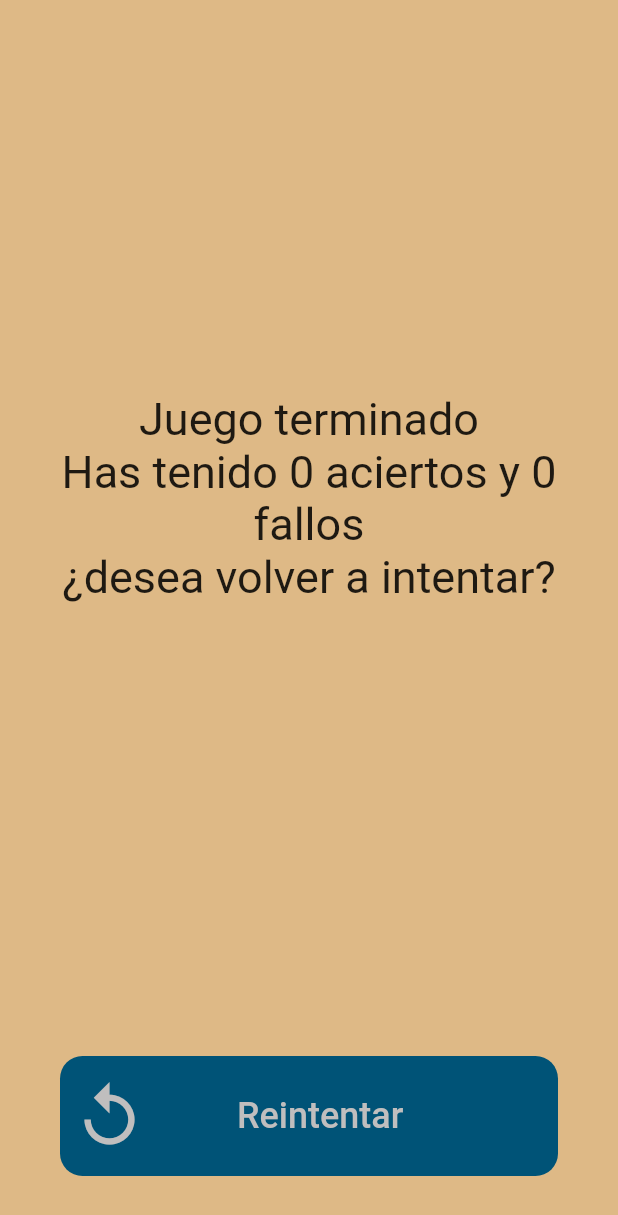
After one commit to Hugocrown1/PracticasFlutter, a Flutter app: the PantallaFinal screen opened directly, on a phone screen of 412 x 824 dp. The commit adds this screen. Shown: the top 1215 px of the screen. Run offline on Flutter 3.47's test engine with Material 2 defaults, Android fonts, the light colour scheme and no system bars; our stand-ins replace ionicons; missing offline and left inert: audiofileplayer.

Commit message:
Subi las practicas que faltaban

```diff
--- a/quiz/quiz/lib/home_page.dart
+++ b/quiz/quiz/lib/home_page.dart
@@ -1,4 +1,5 @@
 import 'package:flutter/material.dart';
+import 'pantalla_final.dart';
 
 class HomePage extends StatelessWidget {
   const HomePage({super.key});
@@ -19,6 +20,23 @@ class QuizPage extends StatefulWidget {
   State<QuizPage> createState() => _QuizPageState();
 }
 
+class Data {
+  int numAciertos;
+  int numFallos;
+  int numPregunta;
+
+  Data(
+      {required this.numAciertos,
+      required this.numFallos,
+      required this.numPregunta});
+}
+
+final data = Data(
+  numAciertos: 0,
+  numFallos: 0,
+  numPregunta: 0,
+);
+
 class _QuizPageState extends State<QuizPage> {
   List<Icon> puntuacion = [
     // Icon(
@@ -37,9 +55,19 @@ class _QuizPageState extends State<QuizPage> {
     '¿Los globulos rojos viven 4 meses?',
     'El cuerpo humano adulto tiene 306 huesos',
     'La cobalamina es una vitamina',
+    'Los 4 reyes de la baraja tienen bigote',
+    'El aguacate es una hortaliza',
+    'Chivas es el mas grande'
   ];
 
-  int numeroPregunta = 0;
+  List<bool> respuestas = [
+    true,
+    false,
+    true,
+    false,
+    false,
+    true,
+  ];
 
   @override
   Widget build(BuildContext context) {
@@ -54,7 +82,7 @@ class _QuizPageState extends State<QuizPage> {
               padding: EdgeInsets.all(8.0),
               child: Center(
                 child: Text(
-                  preguntas[numeroPregunta],
+                  preguntas[data.numPregunta],
                   style: TextStyle(fontSize: 25),
                 ),
               ),
@@ -70,8 +98,7 @@ class _QuizPageState extends State<QuizPage> {
               child: TextButton(
                 onPressed: () {
                   setState(() {
-                    numeroPregunta++;
-                    puntuacion.add(const Icon(Icons.check));
+                    comprobar(true);
                   });
                 },
                 child: const Text("VERDADERO",
@@ -90,8 +117,7 @@ class _QuizPageState extends State<QuizPage> {
               child: TextButton(
                 onPressed: () {
                   setState(() {
-                    numeroPregunta++;
-                    puntuacion.add(const Icon(Icons.close));
+                    comprobar(false);
                   });
                 },
                 child: const Text("FALSO",
@@ -107,4 +133,25 @@ class _QuizPageState extends State<QuizPage> {
       ),
     );
   }
+
+  void comprobar(booleano) {
+    bool respuestaCorrecta = respuestas[data.numPregunta];
+
+    if (respuestaCorrecta == booleano) {
+      print("La respuesta fue correcta");
+      puntuacion.add(const Icon(Icons.check));
+      data.numAciertos++;
+    } else {
+      print("La respuesta fue incorrecta");
+      puntuacion.add(const Icon(Icons.close));
+      data.numFallos++;
+    }
+    if (data.numPregunta < preguntas.length - 1) {
+      data.numPregunta++;
+    } else {
+      print("El juego termino");
+      Navigator.push(context,
+          MaterialPageRoute(builder: (context) => PantallaFinal(data: data)));
+    }
+  }
 }
--- a/quiz/quiz/lib/main.dart
+++ b/quiz/quiz/lib/main.dart
@@ -1,6 +1,7 @@
 import 'package:flutter/material.dart';
 
 import 'home_page.dart';
+import 'pantalla_final.dart';
 
 void main() {
   runApp(const MyApp());
@@ -18,7 +19,7 @@ class MyApp extends StatelessWidget {
       theme: ThemeData(
         primarySwatch: Colors.blue,
       ),
-      home: const HomePage(),
+      home: HomePage(),
     );
   }
 }
--- /dev/null
+++ b/quiz/quiz/lib/pantalla_final.dart
@@ -0,0 +1,82 @@
+import 'package:flutter/material.dart';
+import 'package:flutter/src/widgets/framework.dart';
+import 'package:flutter/src/widgets/placeholder.dart';
+import 'package:quiz/home_page.dart';
+
+class PantallaFinal extends StatefulWidget {
+  const PantallaFinal({super.key, required Data data});
+
+  @override
+  State<PantallaFinal> createState() => _PantallaFinalState();
+}
+
+class _PantallaFinalState extends State<PantallaFinal> {
+  @override
+  Widget build(BuildContext context) {
+    return Scaffold(
+      backgroundColor: Color(0xffDEB986),
+      body: SafeArea(
+          child: Column(
+        mainAxisAlignment: MainAxisAlignment.center,
+        crossAxisAlignment: CrossAxisAlignment.stretch,
+        children: [
+          Expanded(
+            flex: 5,
+            child: Padding(
+              padding: EdgeInsets.all(8.0),
+              child: Center(
+                child: Text(
+                  'Juego terminado \nHas tenido ${data.numAciertos} aciertos y ${data.numFallos} fallos \n¿desea volver a intentar?',
+                  style: const TextStyle(
+                    fontSize: 30,
+                  ),
+                  textAlign: TextAlign.center,
+                ),
+              ),
+            ),
+          ),
+          Padding(
+            padding: const EdgeInsets.all(40.0),
+            child: Container(
+              height: 80,
+              decoration: BoxDecoration(
+                color: const Color(0xff005377),
+                borderRadius: BorderRadius.circular(15),
+              ),
+              child: TextButton(
+                  onPressed: () {
+                    setState(() {
+                      data.numAciertos = 0;
+                      data.numFallos = 0;
+                      data.numPregunta = 0;
+
+                      Navigator.push(
+                          context,
+                          MaterialPageRoute(
+                              builder: (context) => const HomePage()));
+                    });
+                  },
+                  child: Row(
+                    children: const [
+                      Icon(
+                        Icons.replay,
+                        size: 50,
+                        color: Color.fromARGB(255, 192, 190, 190),
+                      ),
+                      Padding(
+                        padding: EdgeInsets.fromLTRB(60, 0, 0, 0),
+                        child: Text('Reintentar',
+                            style: TextStyle(
+                              color: Color.fromARGB(255, 192, 190, 190),
+                              fontSize: 24,
+                            )),
+                      ),
+                    ],
+                  )),
+            ),
+          )
+        ],
+      )),
+    );
+  }
+}
```
Also changed, not shown: quiz/quiz/pubspec.yaml (+5 -6 lines), quiz/quiz/assets/images/fondo.jpg (added), quiz/quiz/assets/images/mono.jpg (added).
